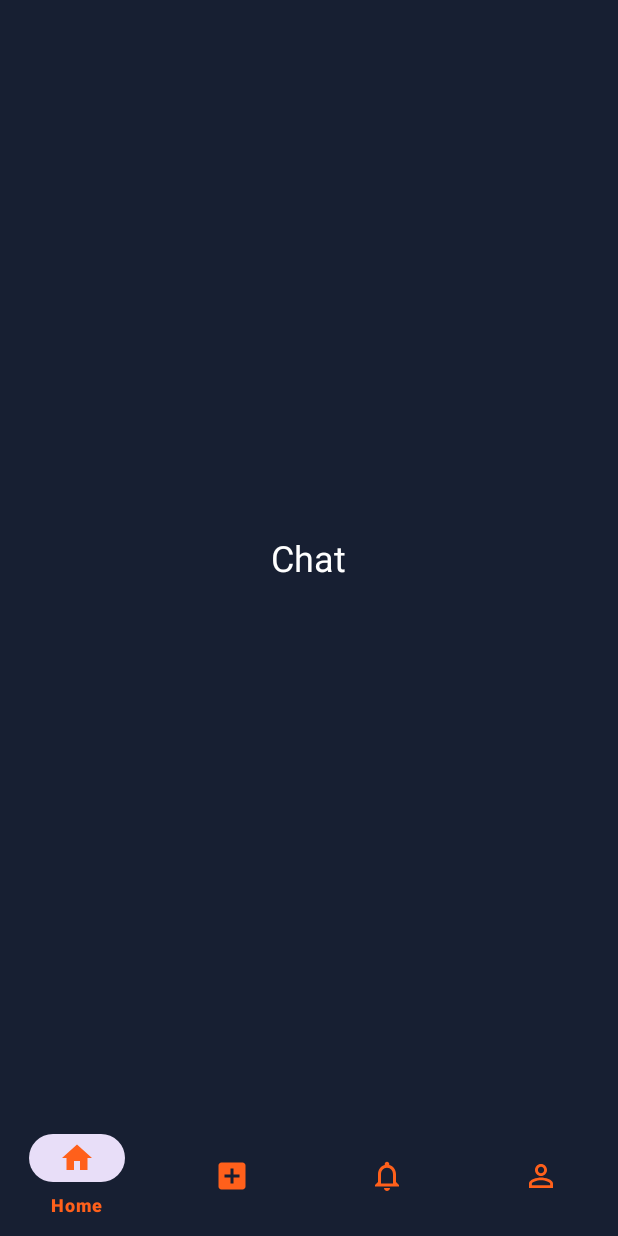
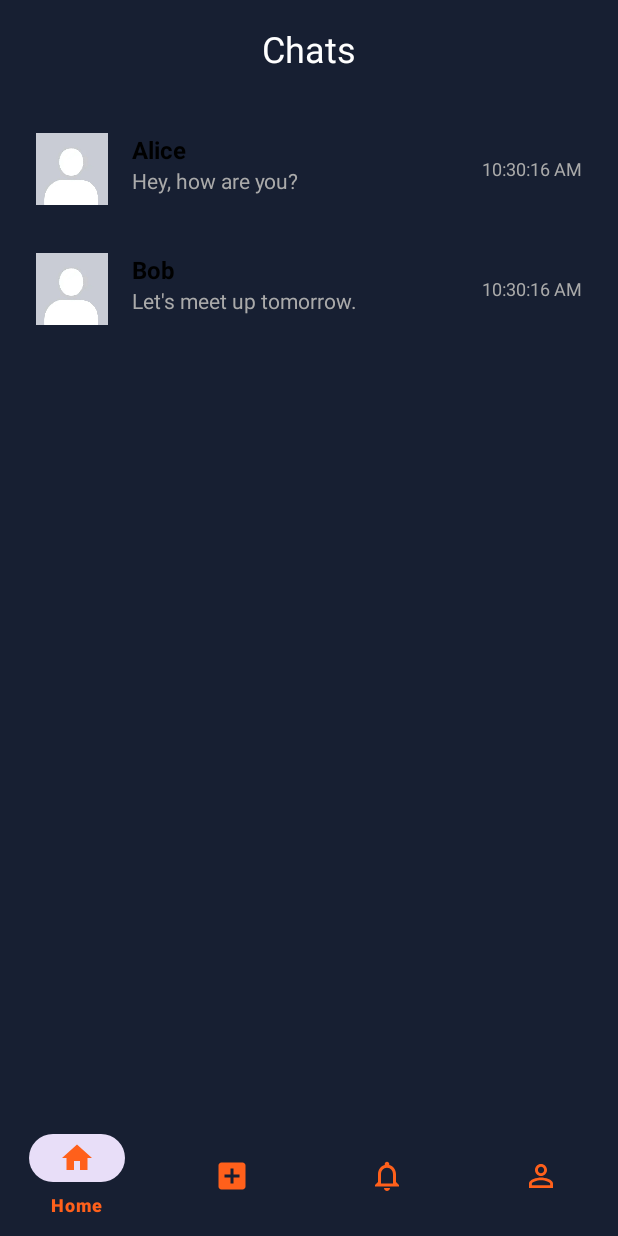
Before and after one commit to jmmaristela/MOBDEVE-MCO_Group30_MaristelaOcampo, an Android app: the fragment ChatFragment placed in its activity, on a phone screen of 412 x 824 dp. Run offline under Robolectric (Android 15) with nearby library versions, the phone set to English and light mode, and no system bars.

Commit message:
Chat tab / app settings
still cannot open conversations

```diff
--- a/app/src/main/java/com/mobdeve/s12/maristela/joseph_miguel/mobdeve_maristelaocampo_mco/ChatFragment.kt
+++ b/app/src/main/java/com/mobdeve/s12/maristela/joseph_miguel/mobdeve_maristelaocampo_mco/ChatFragment.kt
@@ -1,17 +1,50 @@
-package com.mobdeve.s12.maristela.joseph_miguel.mobdeve_maristelaocampo_mco.fragments
+package com.mobdeve.s12.maristela.joseph_miguel.mobdeve.maristelaocampo.mco.fragments
 
 import android.os.Bundle
 import android.view.LayoutInflater
 import android.view.View
 import android.view.ViewGroup
 import androidx.fragment.app.Fragment
+import androidx.recyclerview.widget.LinearLayoutManager
+import androidx.recyclerview.widget.RecyclerView
+import com.mobdeve.s12.maristela.joseph_miguel.mobdeve_maristelaocampo_mco.Conversation
+import com.mobdeve.s12.maristela.joseph_miguel.mobdeve_maristelaocampo_mco.ConversationsAdapter
 import com.mobdeve.s12.maristela.joseph_miguel.mobdeve_maristelaocampo_mco.R
 
 class ChatFragment : Fragment() {
+
+    private val conversations = mutableListOf<Conversation>()
+    private lateinit var adapter: ConversationsAdapter
+
     override fun onCreateView(
         inflater: LayoutInflater, container: ViewGroup?,
         savedInstanceState: Bundle?
     ): View? {
         return inflater.inflate(R.layout.fragment_chat, container, false)
     }
+
+    override fun onViewCreated(view: View, savedInstanceState: Bundle?) {
+        super.onViewCreated(view, savedInstanceState)
+
+        val recyclerView: RecyclerView = view.findViewById(R.id.recyclerViewConversations)
+        recyclerView.layoutManager = LinearLayoutManager(context)
+
+        adapter = ConversationsAdapter(conversations) { conversation ->
+            // Handle conversation click here, e.g., open chat details
+        }
+        recyclerView.adapter = adapter
+
+        // Load conversations (you might fetch this data from a database or API)
+        loadConversations()
+    }
+
+    private fun loadConversations() {
+        // Dummy data
+        conversations.addAll(listOf(
+            Conversation("1", "Alice", "Hey, how are you?", System.currentTimeMillis(), R.drawable.pfp),
+            Conversation("2", "Bob", "Let's meet up tomorrow.", System.currentTimeMillis(), R.drawable.pfp),
+            // Add more conversations
+        ))
+        adapter.notifyDataSetChanged()
+    }
 }
--- /dev/null
+++ b/app/src/main/java/com/mobdeve/s12/maristela/joseph_miguel/mobdeve_maristelaocampo_mco/Conversation.kt
@@ -0,0 +1,9 @@
+package com.mobdeve.s12.maristela.joseph_miguel.mobdeve_maristelaocampo_mco
+
+data class Conversation(
+    val id: String,
+    val name: String,
+    val lastMessage: String,
+    val timestamp: Long,
+    val profileImage: Int // resource ID for the profile image
+)
--- /dev/null
+++ b/app/src/main/java/com/mobdeve/s12/maristela/joseph_miguel/mobdeve_maristelaocampo_mco/ConversationsAdapter.kt
@@ -0,0 +1,41 @@
+package com.mobdeve.s12.maristela.joseph_miguel.mobdeve_maristelaocampo_mco
+
+import android.view.LayoutInflater
+import android.view.View
+import android.view.ViewGroup
+import android.widget.ImageView
+import android.widget.TextView
+import androidx.recyclerview.widget.RecyclerView
+import java.text.DateFormat
+
+class ConversationsAdapter(
+    private val conversations: List<Conversation>,
+    private val clickListener: (Conversation) -> Unit
+) : RecyclerView.Adapter<ConversationsAdapter.ConversationViewHolder>() {
+
+    class ConversationViewHolder(view: View) : RecyclerView.ViewHolder(view) {
+        val nameTextView: TextView = view.findViewById(R.id.textViewName)
+        val lastMessageTextView: TextView = view.findViewById(R.id.textViewLastMessage)
+        val timestampTextView: TextView = view.findViewById(R.id.textViewTimestamp)
+        val profileImageView: ImageView = view.findViewById(R.id.imageViewProfile)
+    }
+
+    override fun onCreateViewHolder(parent: ViewGroup, viewType: Int): ConversationViewHolder {
+        val view = LayoutInflater.from(parent.context)
+            .inflate(R.layout.item_conversation, parent, false)
+        return ConversationViewHolder(view)
+    }
+
+    override fun onBindViewHolder(holder: ConversationViewHolder, position: Int) {
+        val conversation = conversations[position]
+        holder.nameTextView.text = conversation.name
+        holder.lastMessageTextView.text = conversation.lastMessage
+        holder.timestampTextView.text =
+            DateFormat.getTimeInstance().format(conversation.timestamp)
+        holder.profileImageView.setImageResource(conversation.profileImage)
+
+        holder.itemView.setOnClickListener { clickListener(conversation) }
+    }
+
+    override fun getItemCount(): Int = conversations.size
+}
--- a/app/src/main/java/com/mobdeve/s12/maristela/joseph_miguel/mobdeve_maristelaocampo_mco/HomeFragment.kt
+++ b/app/src/main/java/com/mobdeve/s12/maristela/joseph_miguel/mobdeve_maristelaocampo_mco/HomeFragment.kt
@@ -1,14 +1,15 @@
-package com.mobdeve.s12.maristela.joseph_miguel.mobdeve_maristelaocampo_mco.fragments
+package com.mobdeve.s12.maristela.joseph_miguel.mobdeve.maristelaocampo.mco.fragments
 
 import android.os.Bundle
 import android.view.LayoutInflater
 import android.view.View
 import android.view.ViewGroup
-import android.widget.Button
 import android.widget.ImageButton
 import androidx.fragment.app.Fragment
 import androidx.fragment.app.FragmentTransaction
 import com.mobdeve.s12.maristela.joseph_miguel.mobdeve_maristelaocampo_mco.R
+import com.mobdeve.s12.maristela.joseph_miguel.mobdeve_maristelaocampo_mco.fragments.CommunityFeedFragment
+import com.mobdeve.s12.maristela.joseph_miguel.mobdeve_maristelaocampo_mco.fragments.DiscoverFragment
 
 class HomeFragment : Fragment() {
 
@@ -21,7 +22,6 @@ class HomeFragment : Fragment() {
         val communityFeedButton: ImageButton = view.findViewById(R.id.tab_community_feed)
         val chatButton: ImageButton = view.findViewById(R.id.tab_chat)
         val discoverButton: ImageButton = view.findViewById(R.id.tab_discover)
-
 
         communityFeedButton.setOnClickListener {
             replaceFragment(CommunityFeedFragment())
--- a/app/src/main/java/com/mobdeve/s12/maristela/joseph_miguel/mobdeve_maristelaocampo_mco/LandingActivity.kt
+++ b/app/src/main/java/com/mobdeve/s12/maristela/joseph_miguel/mobdeve_maristelaocampo_mco/LandingActivity.kt
@@ -5,9 +5,9 @@ import androidx.activity.enableEdgeToEdge
 import androidx.appcompat.app.AppCompatActivity
 import androidx.fragment.app.Fragment
 import com.google.android.material.bottomnavigation.BottomNavigationView
-import com.mobdeve.s12.maristela.joseph_miguel.mobdeve_maristelaocampo_mco.fragments.HomeFragment
+import com.mobdeve.s12.maristela.joseph_miguel.mobdeve.maristelaocampo.mco.fragments.HomeFragment
+import com.mobdeve.s12.maristela.joseph_miguel.mobdeve.maristelaocampo.mco.fragments.ProfileFragment
 import com.mobdeve.s12.maristela.joseph_miguel.mobdeve_maristelaocampo_mco.fragments.NotificationFragment
-import com.mobdeve.s12.maristela.joseph_miguel.mobdeve_maristelaocampo_mco.fragments.ProfileFragment
 import com.mobdeve.s12.maristela.joseph_miguel.mobdeve_maristelaocampo_mco.fragments.StartActivityFragment
 
 class LandingActivity : AppCompatActivity() {
--- a/app/src/main/res/layout/fragment_chat.xml
+++ b/app/src/main/res/layout/fragment_chat.xml
@@ -3,14 +3,20 @@
     android:layout_width="match_parent"
     android:layout_height="match_parent"
     android:orientation="vertical"
-    android:gravity="center"
     android:background="@color/main_blue">
 
     <TextView
         android:layout_width="wrap_content"
         android:layout_height="wrap_content"
-        android:text="Chat"
+        android:text="Chats"
         android:textColor="@color/white"
-        android:textSize="24sp" />
+        android:textSize="24sp"
+        android:layout_gravity="center"
+        android:padding="16dp" />
 
+    <androidx.recyclerview.widget.RecyclerView
+        android:id="@+id/recyclerViewConversations"
+        android:layout_width="match_parent"
+        android:layout_height="match_parent"
+        android:padding="8dp" />
 </LinearLayout>
--- a/app/src/main/res/layout/activty_settings.xml
+++ b/app/src/main/res/layout/fragment_settings.xml
@@ -16,6 +16,7 @@
         android:paddingBottom="16dp" />
 
     <Button
+        android:id="@+id/btn_sign_out"
         android:layout_width="match_parent"
         android:layout_height="wrap_content"
         android:text="@string/sign_out"
@@ -24,6 +25,7 @@
         android:padding="16dp" />
 
     <Button
+        android:id="@+id/btn_help"
         android:layout_width="match_parent"
         android:layout_height="wrap_content"
         android:text="@string/help"
@@ -32,6 +34,7 @@
         android:padding="16dp" />
 
     <Button
+        android:id="@+id/btn_notification_settings"
         android:layout_width="match_parent"
         android:layout_height="wrap_content"
         android:text="@string/notification_settings"
@@ -40,6 +43,7 @@
         android:padding="16dp" />
 
     <Button
+        android:id="@+id/btn_unit_settings"
         android:layout_width="match_parent"
         android:layout_height="wrap_content"
         android:text="@string/unit_settings"
--- /dev/null
+++ b/app/src/main/res/layout/item_conversation.xml
@@ -0,0 +1,46 @@
+<?xml version="1.0" encoding="utf-8"?>
+<LinearLayout xmlns:android="http://schemas.android.com/apk/res/android"
+    android:layout_width="match_parent"
+    android:layout_height="wrap_content"
+    android:orientation="horizontal"
+    android:padding="16dp">
+
+    <ImageView
+        android:id="@+id/imageViewProfile"
+        android:layout_width="48dp"
+        android:layout_height="48dp"
+        android:layout_gravity="center_vertical"
+        android:scaleType="centerCrop"
+        android:src="@drawable/pfp" />
+
+    <LinearLayout
+        android:layout_width="0dp"
+        android:layout_height="wrap_content"
+        android:layout_weight="1"
+        android:layout_marginStart="16dp"
+        android:orientation="vertical">
+
+        <TextView
+            android:id="@+id/textViewName"
+            android:layout_width="wrap_content"
+            android:layout_height="wrap_content"
+            android:textColor="@android:color/black"
+            android:textSize="16sp"
+            android:textStyle="bold" />
+
+        <TextView
+            android:id="@+id/textViewLastMessage"
+            android:layout_width="wrap_content"
+            android:layout_height="wrap_content"
+            android:textColor="@android:color/darker_gray"
+            android:textSize="14sp" />
+    </LinearLayout>
+
+    <TextView
+        android:id="@+id/textViewTimestamp"
+        android:layout_width="wrap_content"
+        android:layout_height="wrap_content"
+        android:layout_gravity="center_vertical"
+        android:textColor="@android:color/darker_gray"
+        android:textSize="12sp" />
+</LinearLayout>
```
Also changed, not shown: app/src/main/java/com/mobdeve/s12/maristela/joseph_miguel/mobdeve_maristelaocampo_mco/Message.kt (added, +9 -0 lines), app/src/main/java/com/mobdeve/s12/maristela/joseph_miguel/mobdeve_maristelaocampo_mco/MessagesAdapter.kt (added, +34 -0 lines), app/src/main/java/com/mobdeve/s12/maristela/joseph_miguel/mobdeve_maristelaocampo_mco/ProfileFragment.kt (+7 -5 lines), app/src/main/java/com/mobdeve/s12/maristela/joseph_miguel/mobdeve_maristelaocampo_mco/SettingsActivity.kt (deleted, +0 -13 lines), app/src/main/java/com/mobdeve/s12/maristela/joseph_miguel/mobdeve_maristelaocampo_mco/SettingsFragment.kt (added, +17 -0 lines), app/src/main/res/layout/fragment_home.xml (+4 -4 lines), app/src/main/res/layout/item_message.xml (added, +22 -0 lines).
